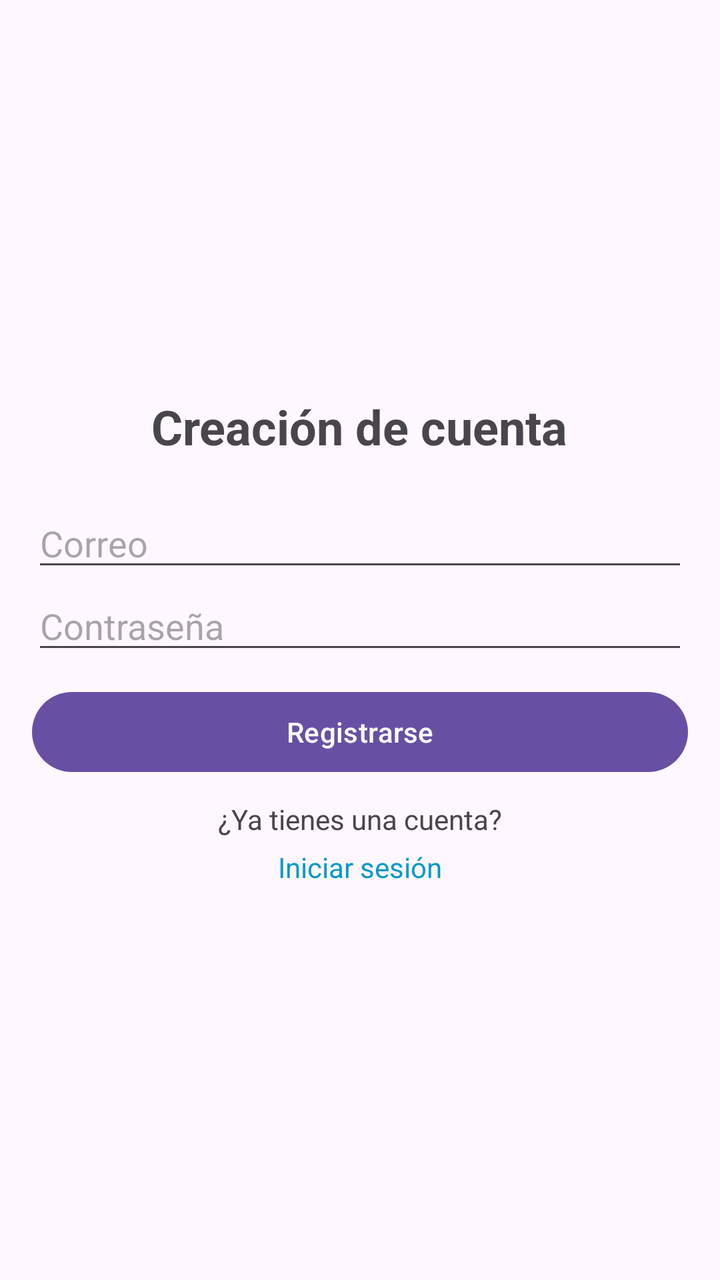
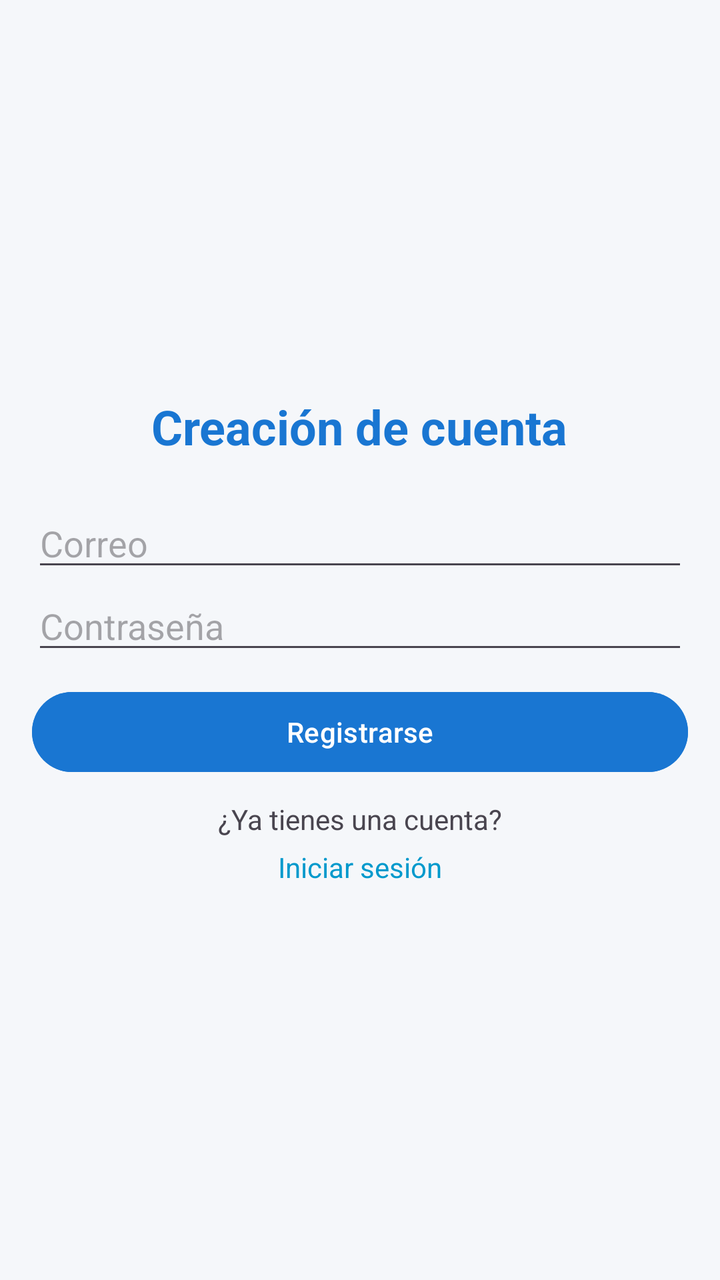

The first picture is an Android layout as it rendered before a commit; the second is the same layout after the commit. The layout source and the unified diff follow.
<!-- AndroidManifest.xml: application theme Theme.GestorDeTareas -->
<!-- res/layout/activity_register.xml -->
<?xml version="1.0" encoding="utf-8"?>
<LinearLayout xmlns:android="http://schemas.android.com/apk/res/android"
    android:layout_width="match_parent"
    android:layout_height="match_parent"
    android:orientation="vertical"
    android:gravity="center"
    android:padding="16dp">

    <TextView
        android:id="@+id/txCreate"
        android:layout_width="wrap_content"
        android:layout_height="wrap_content"
        android:text="Creación de cuenta"
        android:textSize="24sp"
        android:textStyle="bold"
        android:layout_marginBottom="20dp"/>

    <EditText
        android:id="@+id/etEmail"
        android:layout_width="match_parent"
        android:layout_height="wrap_content"
        android:hint="Correo"
        android:inputType="textEmailAddress"/>

    <EditText
        android:id="@+id/etPassword"
        android:layout_width="match_parent"
        android:layout_height="wrap_content"
        android:hint="Contraseña"
        android:inputType="textPassword"/>

    <Button
        android:id="@+id/btnRegister"
        android:layout_width="match_parent"
        android:layout_height="wrap_content"
        android:text="Registrarse"
        android:layout_marginBottom="10dp"
        android:layout_marginTop="10dp"/>

    <TextView
        android:id="@+id/txeAccoun"
        android:layout_width="wrap_content"
        android:layout_height="wrap_content"
        android:text="¿Ya tienes una cuenta?"
        android:layout_marginBottom="5dp"/>

    <TextView
        android:id="@+id/txLogin"
        android:layout_width="wrap_content"
        android:layout_height="wrap_content"
        android:text="Iniciar sesión"
        android:textColor="@android:color/holo_blue_dark"
        android:clickable="true"
        android:focusable="true"/>

</LinearLayout>
<!-- resources referenced by this layout -->
<resources>
  <style name="Theme.GestorDeTareas" parent="Base.Theme.GestorDeTareas" />
  <style name="Base.Theme.GestorDeTareas" parent="Theme.Material3.DayNight.NoActionBar">
          
          
      </style>
</resources>

<!-- the commit's change to res/layout/activity_register.xml (unified diff, before → after) -->
@@ -4,7 +4,8 @@
     android:layout_height="match_parent"
     android:orientation="vertical"
     android:gravity="center"
-    android:padding="16dp">
+    android:padding="16dp"
+    android:background="@color/background">
 
     <TextView
         android:id="@+id/txCreate"
@@ -13,7 +14,8 @@
         android:text="Creación de cuenta"
         android:textSize="24sp"
         android:textStyle="bold"
-        android:layout_marginBottom="20dp"/>
+        android:layout_marginBottom="20dp"
+        android:textColor="@color/primary"/>
 
     <EditText
         android:id="@+id/etEmail"
@@ -35,7 +37,9 @@
         android:layout_height="wrap_content"
         android:text="Registrarse"
         android:layout_marginBottom="10dp"
-        android:layout_marginTop="10dp"/>
+        android:layout_marginTop="10dp"
+        android:backgroundTint="@color/primary"
+        android:textColor="@color/white"/>
 
     <TextView
         android:id="@+id/txeAccoun"
<!-- resource entries referenced after the edit -->
@@ -1,5 +1,8 @@
 <!-- resources referenced by this layout -->
 <resources>
+  <color name="background">#F5F7FA</color>
+  <color name="primary">#1976D2</color>
+  <color name="white">#FFFFFF</color>
   <style name="Theme.GestorDeTareas" parent="Base.Theme.GestorDeTareas" />
   <style name="Base.Theme.GestorDeTareas" parent="Theme.Material3.DayNight.NoActionBar">
           
